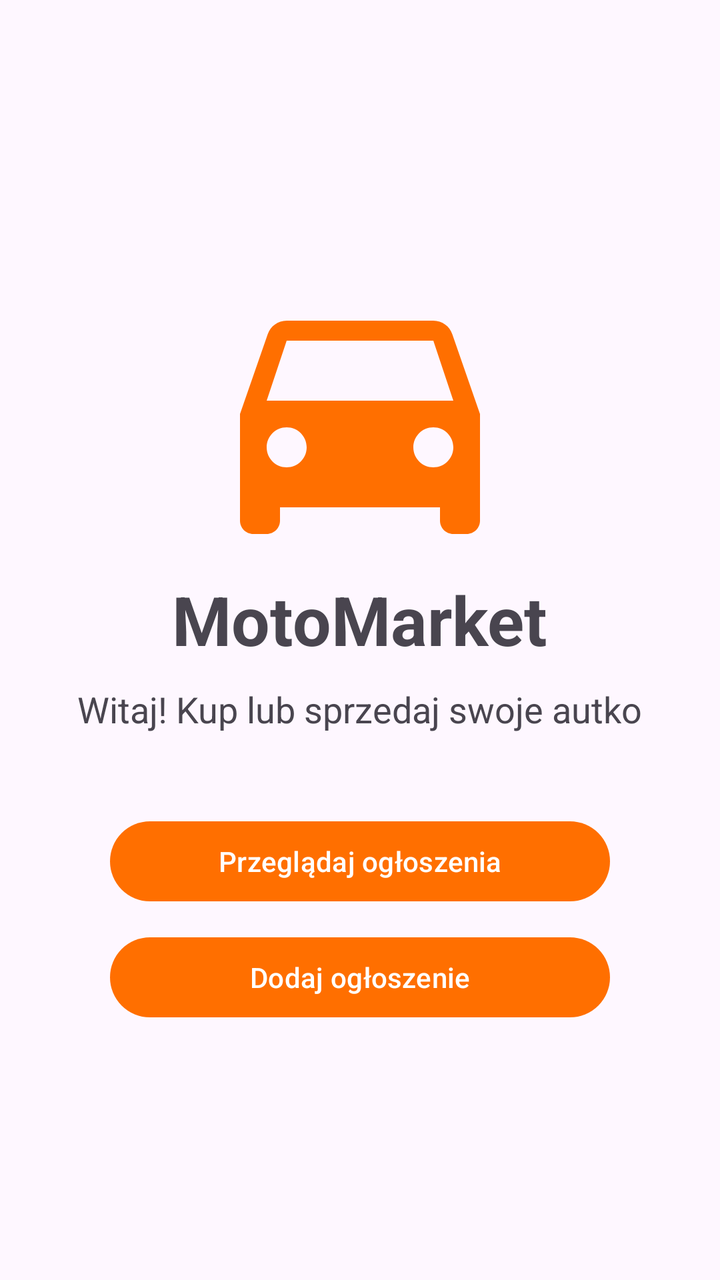
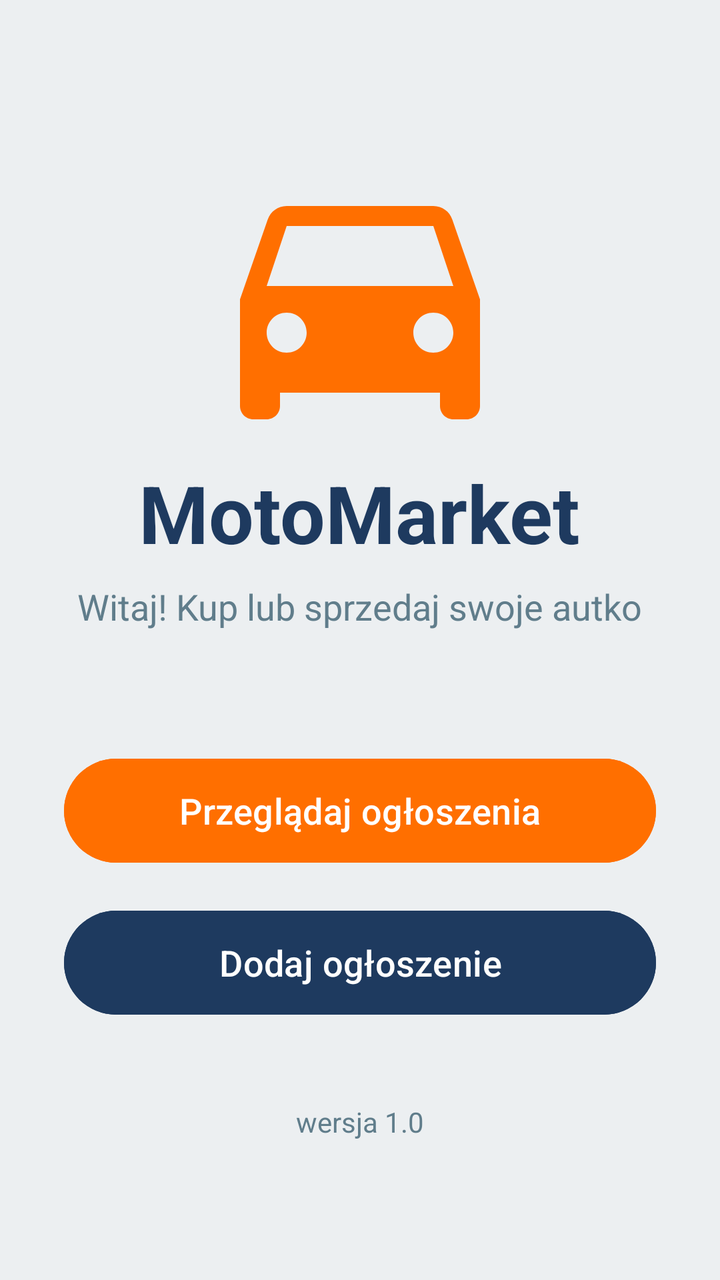

The first picture is an Android layout as it rendered before a commit; the second is the same layout after the commit. The layout source and the unified diff follow.
<!-- AndroidManifest.xml: application theme Theme.MotoMarketplace -->
<!-- res/layout/activity_main.xml -->
<?xml version="1.0" encoding="utf-8"?>
<LinearLayout xmlns:android="http://schemas.android.com/apk/res/android"
    xmlns:app="http://schemas.android.com/apk/res-auto"
    xmlns:tools="http://schemas.android.com/tools"
    android:id="@+id/main"
    android:layout_width="match_parent"
    android:layout_height="match_parent"
    android:gravity="center"
    android:orientation="vertical"
    tools:context=".MainActivity">

    <ImageView
        android:id="@+id/imgLogo"
        android:layout_width="160dp"
        android:layout_height="160dp"
        android:src="@drawable/baseline_directions_car_24"
        app:tint="@color/pomarancz" />

    <TextView
        android:id="@+id/tvTytul"
        android:layout_width="wrap_content"
        android:layout_height="wrap_content"
        android:text="MotoMarket"
        android:textSize="34sp"
        android:textStyle="bold" />

    <TextView
        android:id="@+id/tvWitaj"
        android:layout_width="wrap_content"
        android:layout_height="wrap_content"
        android:layout_marginTop="10dp"
        android:text="Witaj! Kup lub sprzedaj swoje autko"
        android:textSize="18sp" />

    <Button
        android:id="@+id/btnOgloszenia"
        android:layout_width="250dp"
        android:layout_height="wrap_content"
        android:layout_marginTop="40dp"
        android:text="Przeglądaj ogłoszenia" />

    <Button
        android:id="@+id/btnDodaj"
        android:layout_width="250dp"
        android:layout_height="wrap_content"
        android:layout_marginTop="10dp"
        android:text="Dodaj ogłoszenie" />

</LinearLayout>
<!-- resources referenced by this layout -->
<resources>
  <color name="pomarancz">#FF6F00</color>
  <!-- drawable baseline_directions_car_24 (drawable) -->
  <vector xmlns:android="http://schemas.android.com/apk/res/android" android:height="24dp" android:tint="#000000" android:viewportHeight="24" android:viewportWidth="24" android:width="24dp">
      <path android:fillColor="@android:color/white" android:pathData="M18.92,6.01C18.72,5.42 18.16,5 17.5,5h-11c-0.66,0 -1.21,0.42 -1.42,1.01L3,12v8c0,0.55 0.45,1 1,1h1c0.55,0 1,-0.45 1,-1v-1h12v1c0,0.55 0.45,1 1,1h1c0.55,0 1,-0.45 1,-1v-8l-2.08,-5.99zM6.5,16c-0.83,0 -1.5,-0.67 -1.5,-1.5S5.67,13 6.5,13s1.5,0.67 1.5,1.5S7.33,16 6.5,16zM17.5,16c-0.83,0 -1.5,-0.67 -1.5,-1.5s0.67,-1.5 1.5,-1.5 1.5,0.67 1.5,1.5 -0.67,1.5 -1.5,1.5zM5,11l1.5,-4.5h11L19,11L5,11z"/>
  </vector>
  <style name="Theme.MotoMarketplace" parent="Base.Theme.MotoMarketplace" />
  <style name="Base.Theme.MotoMarketplace" parent="Theme.Material3.Light.NoActionBar">
          <item name="colorPrimary">@color/pomarancz</item>
      </style>
</resources>

<!-- the commit's change to res/layout/activity_main.xml (unified diff, before → after) -->
@@ -5,6 +5,7 @@
     android:id="@+id/main"
     android:layout_width="match_parent"
     android:layout_height="match_parent"
+    android:background="@color/tlo"
     android:gravity="center"
     android:orientation="vertical"
     tools:context=".MainActivity">
@@ -21,29 +22,48 @@
         android:layout_width="wrap_content"
         android:layout_height="wrap_content"
         android:text="MotoMarket"
-        android:textSize="34sp"
+        android:textColor="@color/granat"
+        android:textSize="40sp"
         android:textStyle="bold" />
 
     <TextView
         android:id="@+id/tvWitaj"
         android:layout_width="wrap_content"
         android:layout_height="wrap_content"
-        android:layout_marginTop="10dp"
+        android:layout_marginTop="8dp"
         android:text="Witaj! Kup lub sprzedaj swoje autko"
+        android:textColor="@color/szary"
         android:textSize="18sp" />
 
     <Button
         android:id="@+id/btnOgloszenia"
-        android:layout_width="250dp"
-        android:layout_height="wrap_content"
-        android:layout_marginTop="40dp"
-        android:text="Przeglądaj ogłoszenia" />
+        android:layout_width="match_parent"
+        android:layout_height="60dp"
+        android:layout_marginStart="32dp"
+        android:layout_marginTop="60dp"
+        android:layout_marginEnd="32dp"
+        android:backgroundTint="@color/pomarancz"
+        android:text="Przeglądaj ogłoszenia"
+        android:textSize="18sp" />
 
     <Button
         android:id="@+id/btnDodaj"
-        android:layout_width="250dp"
+        android:layout_width="match_parent"
+        android:layout_height="60dp"
+        android:layout_marginStart="32dp"
+        android:layout_marginTop="16dp"
+        android:layout_marginEnd="32dp"
+        android:backgroundTint="@color/granat"
+        android:text="Dodaj ogłoszenie"
+        android:textSize="18sp" />
+
+    <TextView
+        android:id="@+id/tvWersja"
+        android:layout_width="wrap_content"
         android:layout_height="wrap_content"
-        android:layout_marginTop="10dp"
-        android:text="Dodaj ogłoszenie" />
+        android:layout_marginTop="40dp"
+        android:text="wersja 1.0"
+        android:textColor="@color/szary"
+        android:textSize="14sp" />
 
 </LinearLayout>
<!-- resource entries referenced after the edit -->
@@ -1,6 +1,9 @@
 <!-- resources referenced by this layout -->
 <resources>
+  <color name="granat">#1E3A5F</color>
   <color name="pomarancz">#FF6F00</color>
+  <color name="szary">#607D8B</color>
+  <color name="tlo">#ECEFF1</color>
   <!-- drawable baseline_directions_car_24 (drawable) -->
   <vector xmlns:android="http://schemas.android.com/apk/res/android" android:height="24dp" android:tint="#000000" android:viewportHeight="24" android:viewportWidth="24" android:width="24dp">
       <path android:fillColor="@android:color/white" android:pathData="M18.92,6.01C18.72,5.42 18.16,5 17.5,5h-11c-0.66,0 -1.21,0.42 -1.42,1.01L3,12v8c0,0.55 0.45,1 1,1h1c0.55,0 1,-0.45 1,-1v-1h12v1c0,0.55 0.45,1 1,1h1c0.55,0 1,-0.45 1,-1v-8l-2.08,-5.99zM6.5,16c-0.83,0 -1.5,-0.67 -1.5,-1.5S5.67,13 6.5,13s1.5,0.67 1.5,1.5S7.33,16 6.5,16zM17.5,16c-0.83,0 -1.5,-0.67 -1.5,-1.5s0.67,-1.5 1.5,-1.5 1.5,0.67 1.5,1.5 -0.67,1.5 -1.5,1.5zM5,11l1.5,-4.5h11L19,11L5,11z"/>
